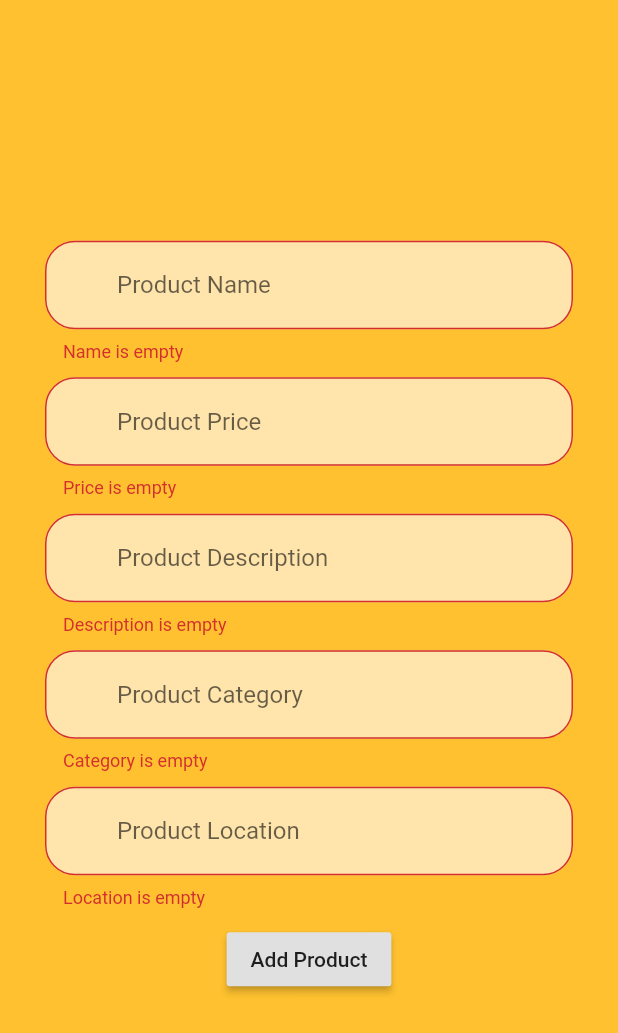
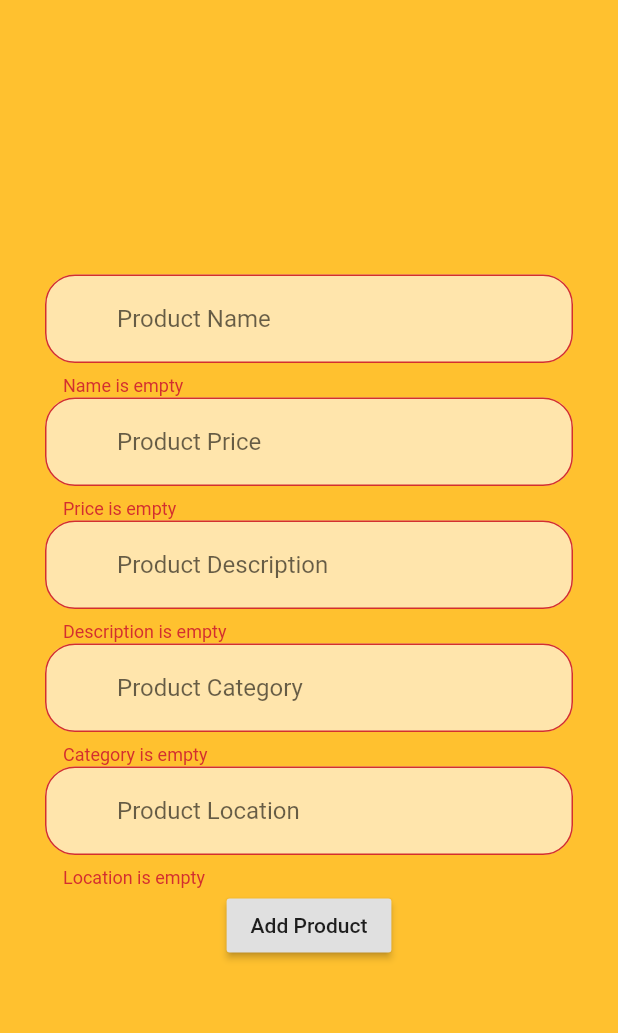
Before and after one commit to SamySabry/store, a Flutter app: the AddProduct screen opened by its route, after a tap on "Add Product", on a phone screen of 412 x 824 dp. Shown: the top 1033 px of the screen. Run offline on Flutter 3.47's test engine with Material 2 defaults, Android fonts, the phone set to English and light mode, and no system bars; our stand-ins replace cloud_firestore, firebase_auth, firebase_core, modal_progress_hud; missing offline and left inert: dart:ffi; accounts and stored records are empty.

Commit message:
finish admin control
add,delete ,edit product

```diff
--- a/lib/constants.dart
+++ b/lib/constants.dart
@@ -1,3 +1,9 @@
 import 'package:flutter/material.dart';
 const kMainColor=Color(0xFFFFC12F);
 const kSeconderyColor=Color(0xFFFFE5AC);
+const KProductsCollections ="Products";
+const KProductName='ProductName';
+const KProductPrice='ProductPrice';
+const KProductDescription='ProductDescription';
+const KProductCategory='ProductCategory';
+const KProductLocation='ProductLocation';
--- a/lib/models/product.dart
+++ b/lib/models/product.dart
@@ -4,8 +4,10 @@ class Product {
   String PDescription;
   String PCategory;
   String PLocation;
+  String pId;
   Product(
-      {this.Pname,
+      {this.pId,
+        this.Pname,
       this.PPrice,
       this.PDescription,
       this.PCategory,
--- a/lib/screens/admin/AddProduct.dart
+++ b/lib/screens/admin/AddProduct.dart
@@ -1,8 +1,13 @@
 import 'package:flutter/cupertino.dart';
 import 'package:flutter/material.dart';
+import 'package:provider/provider.dart';
 import 'package:store/constants.dart';
+import 'package:store/models/product.dart';
+import 'package:store/services/store.dart';
 import 'package:store/widgets/Product/PCustom_textField.dart';
 import 'package:store/widgets/custom_textfield.dart';
+
+import 'AdminHome.dart';
 
 class AddProduct extends StatelessWidget
 {
@@ -11,6 +16,7 @@ class AddProduct extends StatelessWidget
 
   String _name ,_price ,_description,_category,_imgLocation;
   final GlobalKey<FormState> _globalKey=GlobalKey<FormState>();
+  final store =Store();
   Widget build(BuildContext context) {
     // TODO: implement build
     return Scaffold(
@@ -28,16 +34,16 @@ class AddProduct extends StatelessWidget
                 _name=value;
               },
             ),
-            SizedBox(height: 10,),
+            SizedBox(height: 1,),
 
             PCustomTextField(
               type: "Price",
               onClick: (value)
               {
-                _name=value;
+                _price=value;
               },
             ),
-            SizedBox(height: 10,),
+            SizedBox(height: 1,),
             PCustomTextField(
               type: "Description",
               onClick: (value)
@@ -45,7 +51,7 @@ class AddProduct extends StatelessWidget
                 _description=value;
               },
             ),
-            SizedBox(height: 10,),
+            SizedBox(height: 1,),
             PCustomTextField(
               type: "Category",
               onClick: (value)
@@ -53,7 +59,7 @@ class AddProduct extends StatelessWidget
                 _category=value;
               },
             ),
-            SizedBox(height: 10,),
+            SizedBox(height: 1,),
             PCustomTextField(
               type: "Location",
               onClick: (value)
@@ -61,13 +67,22 @@ class AddProduct extends StatelessWidget
                 _imgLocation=value;
               },
             ),
-            SizedBox(height: 10,),
+            SizedBox(height: 1,),
             RaisedButton(
               onPressed: ()
-              {
+              async {
                   if(_globalKey.currentState.validate())
                     {
                       _globalKey.currentState.save();
+                     print("1");
+                      await store.addProduct(Product(
+                        Pname: _name,
+                        PPrice: _price,
+                        PDescription: _category,
+                        PCategory: _category,
+                        PLocation: _imgLocation
+                      ));
+                      Navigator.pushNamed(context, AdminHome.id);
                     }
               },
               child: Text("Add Product"),
--- a/lib/screens/admin/AdminHome.dart
+++ b/lib/screens/admin/AdminHome.dart
@@ -1,6 +1,7 @@
 import 'package:flutter/cupertino.dart';
 import 'package:flutter/material.dart';
 import 'package:store/constants.dart';
+import 'package:store/screens/admin/ManageProducts.dart';
 
 import 'AddProduct.dart';
 
@@ -31,7 +32,7 @@ class AdminHome extends StatelessWidget
           RaisedButton(
             onPressed: ()
             {
-
+              Navigator.pushNamed(context, ManageProducts.id);
             },
             child: Text(
                 "Edit Product"
--- a/lib/services/auth.dart
+++ b/lib/services/auth.dart
@@ -2,13 +2,13 @@ import 'package:firebase_auth/firebase_auth.dart';
 
 class Auth {
   final _auth = FirebaseAuth.instance;
-  Future<AuthResult> signUp(String email, String password) async {
+  Future<UserCredential> signUp(String email, String password) async {
     final authResult = await _auth.createUserWithEmailAndPassword(
         email: email, password: password);
     return authResult;
   }
 
-  Future<AuthResult> signIn(String email, String password) async {
+  Future<UserCredential> signIn(String email, String password) async {
     final authResult = await _auth.signInWithEmailAndPassword(
         email: email, password: password);
     return authResult;
--- a/lib/services/store.dart
+++ b/lib/services/store.dart
@@ -1,10 +1,68 @@
 import 'package:cloud_firestore/cloud_firestore.dart';
+import 'package:store/constants.dart';
+import 'package:store/models/product.dart';
 
 class Store
 {
-  final Firestore _firestore=Firestore.instance;
-  addProduct()
+  //final Firestore _firestore=Firestore.instance;
+  final FirebaseFirestore _firebaseFirestore = FirebaseFirestore.instance;
+
+  addProduct(Product Product) async
   {
+    await _firebaseFirestore.collection(KProductsCollections).add({
+      KProductName : Product.Pname,
+      KProductPrice: Product.PPrice,
+      KProductDescription :Product.PDescription,
+      KProductCategory : Product.PCategory,
+      KProductLocation :Product.PLocation
+    });
+    print("save");
+  }
 
+ Stream<QuerySnapshot> loadProducts()
+  {
+    return _firebaseFirestore.collection(KProductsCollections).snapshots();
   }
+
+  deleteProduct(documentId)
+  {
+    _firebaseFirestore.collection(KProductsCollections).doc(documentId).delete();
+  }
+  editProduct(data,documentId)
+  {
+    _firebaseFirestore.collection(KProductsCollections).doc(documentId).update(data);
+  }
+
+
+
+
+
+
+
+
+
+
+
+
+
+
+ /* Future<List<Product>> loadProducts() async
+  {
+    List<Product> products = [];
+
+    await for(var snapshot in _firebaseFirestore.collection(KProductsCollections).snapshots()) {
+       for (var doc in snapshot.docs) {
+         var data = doc.data();
+         products.add(Product(
+             Pname: data[KProductName],
+             PPrice: data[KProductPrice],
+             PCategory: data[KProductCategory],
+             PLocation: data[KProductLocation],
+             PDescription: data[KProductDescription]
+         ));
+       }
+     }
+    return products;
+  }
+*/
 }
--- a/pubspec.yaml
+++ b/pubspec.yaml
@@ -21,10 +21,11 @@ environment:
   sdk: ">=2.7.0 <3.0.0"
 
 dependencies:
-  cloud_firestore: ^0.13.0
+  cloud_firestore: ^0.14.0+2
+  firebase_core: ^0.5.0
   provider: ^4.3.2
   modal_progress_hud: ^0.1.3
-  firebase_auth: ^0.16.1
+  firebase_auth: ^0.18.0+1
   flutter:
     sdk: flutter
 
```
Also changed, not shown: lib/main.dart (+12 -3 lines), lib/screens/admin/ManageProducts.dart (added, +140 -0 lines), lib/screens/admin/editProduct.dart (added, +91 -0 lines), pubspec.lock, 1 other file.
